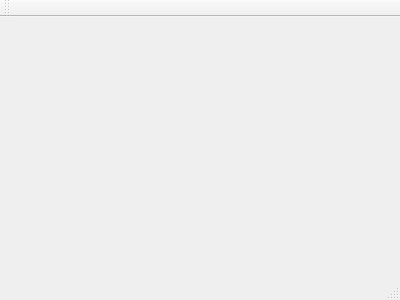
just-zb/MineSweeper, file mainwindow.ui: the form before one commit.
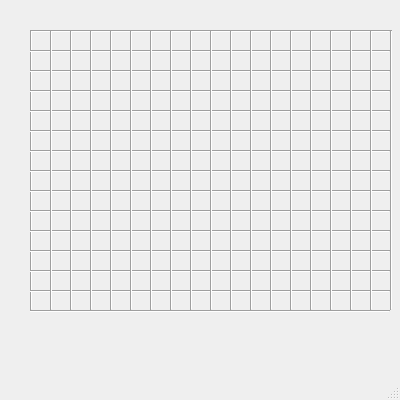
The form after the commit.

```diff
--- a/mainwindow.ui
+++ b/mainwindow.ui
@@ -7,13 +7,469 @@
     <x>0</x>
     <y>0</y>
     <width>400</width>
-    <height>300</height>
+    <height>400</height>
    </rect>
   </property>
   <property name="windowTitle">
    <string>MainWindow</string>
   </property>
-  <widget class="QWidget" name="centralWidget"/>
+  <widget class="QWidget" name="centralWidget">
+   <widget class="QLabel" name="label">
+    <property name="geometry">
+     <rect>
+      <x>170</x>
+      <y>100</y>
+      <width>54</width>
+      <height>12</height>
+     </rect>
+    </property>
+    <property name="text">
+     <string/>
+    </property>
+   </widget>
+   <widget class="Line" name="line">
+    <property name="geometry">
+     <rect>
+      <x>30</x>
+      <y>30</y>
+      <width>360</width>
+      <height>3</height>
+     </rect>
+    </property>
+    <property name="orientation">
+     <enum>Qt::Horizontal</enum>
+    </property>
+   </widget>
+   <widget class="Line" name="line_2">
+    <property name="geometry">
+     <rect>
+      <x>30</x>
+      <y>30</y>
+      <width>3</width>
+      <height>280</height>
+     </rect>
+    </property>
+    <property name="orientation">
+     <enum>Qt::Vertical</enum>
+    </property>
+   </widget>
+   <widget class="Line" name="line_3">
+    <property name="geometry">
+     <rect>
+      <x>30</x>
+      <y>50</y>
+      <width>360</width>
+      <height>3</height>
+     </rect>
+    </property>
+    <property name="orientation">
+     <enum>Qt::Horizontal</enum>
+    </property>
+   </widget>
+   <widget class="Line" name="line_4">
+    <property name="geometry">
+     <rect>
+      <x>30</x>
+      <y>70</y>
+      <width>360</width>
+      <height>3</height>
+     </rect>
+    </property>
+    <property name="orientation">
+     <enum>Qt::Horizontal</enum>
+    </property>
+   </widget>
+   <widget class="Line" name="line_5">
+    <property name="geometry">
+     <rect>
+      <x>30</x>
+      <y>90</y>
+      <width>360</width>
+      <height>3</height>
+     </rect>
+    </property>
+    <property name="orientation">
+     <enum>Qt::Horizontal</enum>
+    </property>
+   </widget>
+   <widget class="Line" name="line_6">
+    <property name="geometry">
+     <rect>
+      <x>30</x>
+      <y>110</y>
+      <width>360</width>
+      <height>3</height>
+     </rect>
+    </property>
+    <property name="orientation">
+     <enum>Qt::Horizontal</enum>
+    </property>
+   </widget>
+   <widget class="Line" name="line_7">
+    <property name="geometry">
+     <rect>
+      <x>30</x>
+      <y>130</y>
+      <width>360</width>
+      <height>3</height>
+     </rect>
+    </property>
+    <property name="orientation">
+     <enum>Qt::Horizontal</enum>
+    </property>
+   </widget>
+   <widget class="Line" name="line_8">
+    <property name="geometry">
+     <rect>
+      <x>30</x>
+      <y>150</y>
+      <width>360</width>
+      <height>3</height>
+     </rect>
+    </property>
+    <property name="orientation">
+     <enum>Qt::Horizontal</enum>
+    </property>
+   </widget>
+   <widget class="Line" name="line_9">
+    <property name="geometry">
+     <rect>
+      <x>30</x>
+      <y>170</y>
+      <width>360</width>
+      <height>3</height>
+     </rect>
+    </property>
+    <property name="orientation">
+     <enum>Qt::Horizontal</enum>
+    </property>
+   </widget>
+   <widget class="Line" name="line_10">
+    <property name="geometry">
+     <rect>
+      <x>30</x>
+      <y>190</y>
+      <width>360</width>
+      <height>3</height>
+     </rect>
+    </property>
+    <property name="orientation">
+     <enum>Qt::Horizontal</enum>
+    </property>
+   </widget>
+   <widget class="Line" name="line_11">
+    <property name="geometry">
+     <rect>
+      <x>30</x>
+      <y>210</y>
+      <width>360</width>
+      <height>3</height>
+     </rect>
+    </property>
+    <property name="orientation">
+     <enum>Qt::Horizontal</enum>
+    </property>
+   </widget>
+   <widget class="Line" name="line_12">
+    <property name="geometry">
+     <rect>
+      <x>30</x>
+      <y>230</y>
+      <width>360</width>
+      <height>3</height>
+     </rect>
+    </property>
+    <property name="orientation">
+     <enum>Qt::Horizontal</enum>
+    </property>
+   </widget>
+   <widget class="Line" name="line_13">
+    <property name="geometry">
+     <rect>
+      <x>30</x>
+      <y>250</y>
+      <width>360</width>
+      <height>3</height>
+     </rect>
+    </property>
+    <property name="orientation">
+     <enum>Qt::Horizontal</enum>
+    </property>
+   </widget>
+   <widget class="Line" name="line_14">
+    <property name="geometry">
+     <rect>
+      <x>30</x>
+      <y>270</y>
+      <width>360</width>
+      <height>3</height>
+     </rect>
+    </property>
+    <property name="orientation">
+     <enum>Qt::Horizontal</enum>
+    </property>
+   </widget>
+   <widget class="Line" name="line_15">
+    <property name="geometry">
+     <rect>
+      <x>30</x>
+      <y>290</y>
+      <width>360</width>
+      <height>3</height>
+     </rect>
+    </property>
+    <property name="orientation">
+     <enum>Qt::Horizontal</enum>
+    </property>
+   </widget>
+   <widget class="Line" name="line_16">
+    <property name="geometry">
+     <rect>
+      <x>30</x>
+      <y>310</y>
+      <width>360</width>
+      <height>3</height>
+     </rect>
+    </property>
+    <property name="orientation">
+     <enum>Qt::Horizontal</enum>
+    </property>
+   </widget>
+   <widget class="Line" name="line_17">
+    <property name="geometry">
+     <rect>
+      <x>50</x>
+      <y>30</y>
+      <width>3</width>
+      <height>280</height>
+     </rect>
+    </property>
+    <property name="orientation">
+     <enum>Qt::Vertical</enum>
+    </property>
+   </widget>
+   <widget class="Line" name="line_18">
+    <property name="geometry">
+     <rect>
+      <x>70</x>
+      <y>30</y>
+      <width>3</width>
+      <height>280</height>
+     </rect>
+    </property>
+    <property name="orientation">
+     <enum>Qt::Vertical</enum>
+    </property>
+   </widget>
+   <widget class="Line" name="line_19">
+    <property name="geometry">
+     <rect>
+      <x>90</x>
+      <y>30</y>
+      <width>3</width>
+      <height>280</height>
+     </rect>
+    </property>
+    <property name="orientation">
+     <enum>Qt::Vertical</enum>
+    </property>
+   </widget>
+   <widget class="Line" name="line_20">
+    <property name="geometry">
+     <rect>
+      <x>110</x>
+      <y>30</y>
+      <width>3</width>
+      <height>280</height>
+     </rect>
+    </property>
+    <property name="orientation">
+     <enum>Qt::Vertical</enum>
+    </property>
+   </widget>
+   <widget class="Line" name="line_21">
+    <property name="geometry">
+     <rect>
+      <x>130</x>
+      <y>30</y>
+      <width>3</width>
+      <height>280</height>
+     </rect>
+    </property>
+    <property name="orientation">
+     <enum>Qt::Vertical</enum>
+    </property>
+   </widget>
+   <widget class="Line" name="line_22">
+    <property name="geometry">
+     <rect>
+      <x>150</x>
+      <y>30</y>
+      <width>3</width>
+      <height>280</height>
+     </rect>
+    </property>
+    <property name="orientation">
+     <enum>Qt::Vertical</enum>
+    </property>
+   </widget>
+   <widget class="Line" name="line_23">
+    <property name="geometry">
+     <rect>
+      <x>170</x>
+      <y>30</y>
+      <width>3</width>
+      <height>280</height>
+     </rect>
+    </property>
+    <property name="orientation">
+     <enum>Qt::Vertical</enum>
+    </property>
+   </widget>
+   <widget class="Line" name="line_24">
+    <property name="geometry">
+     <rect>
+      <x>190</x>
+      <y>30</y>
+      <width>3</width>
+      <height>280</height>
+     </rect>
+    </property>
+    <property name="orientation">
+     <enum>Qt::Vertical</enum>
+    </property>
+   </widget>
+   <widget class="Line" name="line_25">
+    <property name="geometry">
+     <rect>
+      <x>210</x>
+      <y>30</y>
+      <width>3</width>
+      <height>280</height>
+     </rect>
+    </property>
+    <property name="orientation">
+     <enum>Qt::Vertical</enum>
+    </property>
+   </widget>
+   <widget class="Line" name="line_26">
+    <property name="geometry">
+     <rect>
+      <x>230</x>
+      <y>30</y>
+      <width>3</width>
+      <height>280</height>
+     </rect>
+    </property>
+    <property name="orientation">
+     <enum>Qt::Vertical</enum>
+    </property>
+   </widget>
+   <widget class="Line" name="line_27">
+    <property name="geometry">
+     <rect>
+      <x>250</x>
+      <y>30</y>
+      <width>3</width>
+      <height>280</height>
+     </rect>
+    </property>
+    <property name="orientation">
+     <enum>Qt::Vertical</enum>
+    </property>
+   </widget>
+   <widget class="Line" name="line_28">
+    <property name="geometry">
+     <rect>
+      <x>270</x>
+      <y>30</y>
+      <width>3</width>
+      <height>280</height>
+     </rect>
+    </property>
+    <property name="orientation">
+     <enum>Qt::Vertical</enum>
+    </property>
+   </widget>
+   <widget class="Line" name="line_29">
+    <property name="geometry">
+     <rect>
+      <x>290</x>
+      <y>30</y>
+      <width>3</width>
+      <height>280</height>
+     </rect>
+    </property>
+    <property name="orientation">
+     <enum>Qt::Vertical</enum>
+    </property>
+   </widget>
+   <widget class="Line" name="line_30">
+    <property name="geometry">
+     <rect>
+      <x>310</x>
+      <y>30</y>
+      <width>3</width>
+      <height>280</height>
+     </rect>
+    </property>
+    <property name="orientation">
+     <enum>Qt::Vertical</enum>
+    </property>
+   </widget>
+   <widget class="Line" name="line_31">
+    <property name="geometry">
+     <rect>
+      <x>330</x>
+      <y>30</y>
+      <width>3</width>
+      <height>280</height>
+     </rect>
+    </property>
+    <property name="orientation">
+     <enum>Qt::Vertical</enum>
+    </property>
+   </widget>
+   <widget class="Line" name="line_32">
+    <property name="geometry">
+     <rect>
+      <x>350</x>
+      <y>30</y>
+      <width>3</width>
+      <height>280</height>
+     </rect>
+    </property>
+    <property name="orientation">
+     <enum>Qt::Vertical</enum>
+    </property>
+   </widget>
+   <widget class="Line" name="line_33">
+    <property name="geometry">
+     <rect>
+      <x>370</x>
+      <y>30</y>
+      <width>3</width>
+      <height>280</height>
+     </rect>
+    </property>
+    <property name="orientation">
+     <enum>Qt::Vertical</enum>
+    </property>
+   </widget>
+   <widget class="Line" name="line_34">
+    <property name="geometry">
+     <rect>
+      <x>390</x>
+      <y>30</y>
+      <width>3</width>
+      <height>280</height>
+     </rect>
+    </property>
+    <property name="orientation">
+     <enum>Qt::Vertical</enum>
+    </property>
+   </widget>
+  </widget>
   <widget class="QMenuBar" name="menuBar">
    <property name="geometry">
     <rect>
@@ -24,14 +480,6 @@
     </rect>
    </property>
   </widget>
-  <widget class="QToolBar" name="mainToolBar">
-   <attribute name="toolBarArea">
-    <enum>TopToolBarArea</enum>
-   </attribute>
-   <attribute name="toolBarBreak">
-    <bool>false</bool>
-   </attribute>
-  </widget>
   <widget class="QStatusBar" name="statusBar"/>
  </widget>
  <layoutdefault spacing="6" margin="11"/>
```
Left out of the diff: 2 changed lines with no effect on the pictures.
